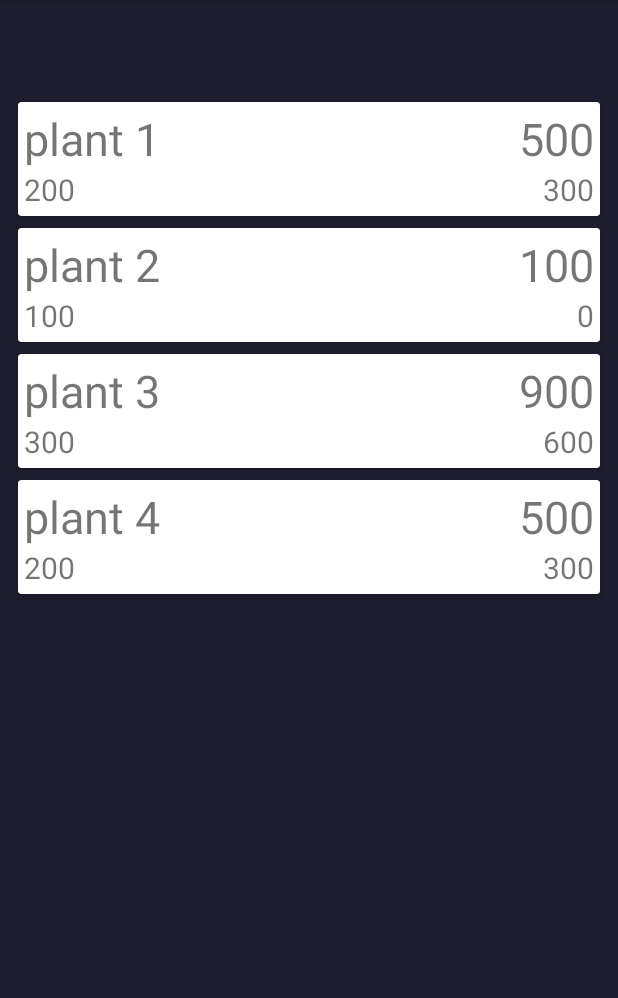
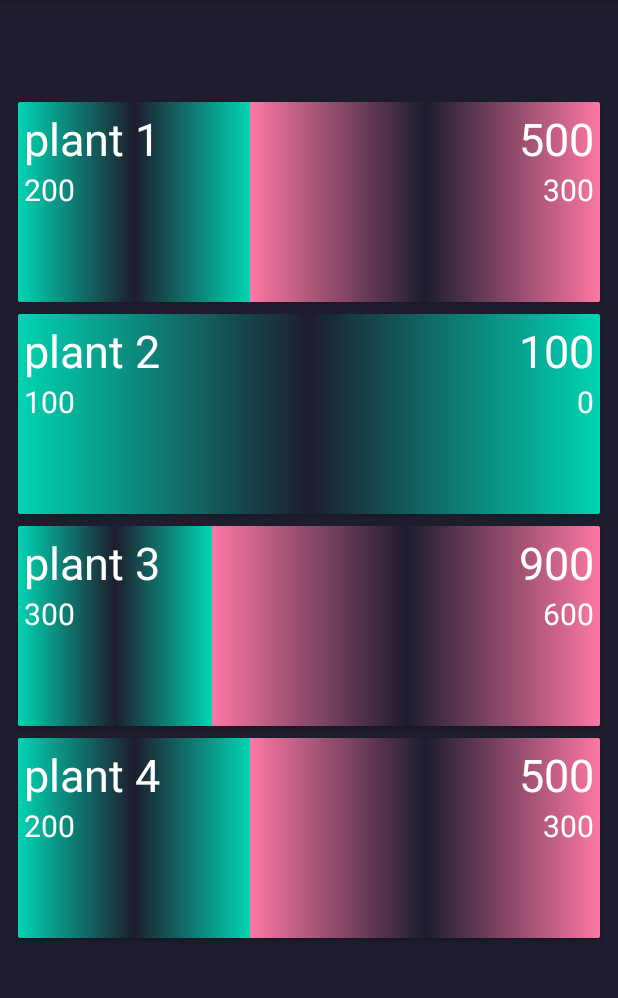
Before and after one commit to awadhawan18/Future-App, an Android app: the fragment PlantTab shown on its own in the app's theme, on a phone screen of 412 x 824 dp, the part 84-1082 px from its top. Run offline under Robolectric (Android 15) with nearby library versions, the phone set to English and light mode, and no system bars; our stand-ins replace Timber; libraries missing offline, so code that uses them is left out: top.defaults.drawabletoolbox; Roboto replaces fonts that are not available here; 1 statement that could not run was skipped.

Commit message:
moved from gradient to bars

```diff
--- a/app/src/main/java/com/futureapp/PlantAdapter.java
+++ b/app/src/main/java/com/futureapp/PlantAdapter.java
@@ -3,11 +3,9 @@ package com.futureapp;
 import android.content.Context;
 import android.graphics.Color;
 import android.graphics.drawable.Drawable;
-import android.graphics.drawable.GradientDrawable;
 import android.media.Image;
 import android.support.annotation.NonNull;
 import android.support.design.card.MaterialCardView;
-import android.support.v4.content.ContextCompat;
 import android.support.v7.widget.RecyclerView;
 import android.view.LayoutInflater;
 import android.view.View;
@@ -44,17 +42,21 @@ public class PlantAdapter extends RecyclerView.Adapter<PlantAdapter.MyViewHolder
         holder.renewable.setText(String.valueOf(plant.renewable));
         holder.nonrenewable.setText(String.valueOf(plant.nonrenewable));
 
-        Drawable drawable = new DrawableBuilder()
-                .rectangle()
-                .gradient()
-                .gradientType(GradientDrawable.)
-                .linearGradient()
-                .startColor(0xFF00FFFF)
-                .endColor(0xFFFF0000)
-                .ripple()
-                .build();
+        LinearLayout.LayoutParams params = new LinearLayout.LayoutParams(0,
+                200, (float) plant.renewable/plant.total);
+        holder.image_renewable.setLayoutParams(params);
+        holder.image_renewable.setImageResource(R.drawable.gradient_renewable);
 
-        holder.plantView.setBackground(drawable);
+        params = new LinearLayout.LayoutParams(0,
+                200, (float) plant.nonrenewable/plant.total);
+        holder.image_nonrenewable.setLayoutParams(params);
+        holder.image_nonrenewable.setImageResource(R.drawable.gradient_nonrenewable);
+
+//        android:type="linear"
+//        android:startColor="@color/green"
+//        android:endColor="@color/red"
+//        android:centerColor="@color/colorPrimaryDark"
+//        android:centerX="0.5"
     }
 
     @Override
@@ -65,8 +67,9 @@ public class PlantAdapter extends RecyclerView.Adapter<PlantAdapter.MyViewHolder
     static class MyViewHolder extends RecyclerView.ViewHolder {
         private TextView name;
         TextView total, renewable, nonrenewable;
-        LinearLayout plantView;
+        LinearLayout plantView, background_layout;
         MaterialCardView plantCard;
+        ImageView image_renewable, image_nonrenewable;
 
         MyViewHolder(View itemView) {
             super(itemView);
@@ -76,6 +79,9 @@ public class PlantAdapter extends RecyclerView.Adapter<PlantAdapter.MyViewHolder
             nonrenewable = itemView.findViewById(R.id.plant_nonrenewable);
             plantView = itemView.findViewById(R.id.plant_view);
             plantCard = itemView.findViewById(R.id.plant_card);
+            image_renewable = itemView.findViewById(R.id.image_renewable);
+            image_nonrenewable = itemView.findViewById(R.id.image_nonrenewable);
+            background_layout = itemView.findViewById(R.id.background_layout);
         }
     }
 }
--- /dev/null
+++ b/app/src/main/res/drawable/gradient_nonrenewable.xml
@@ -0,0 +1,11 @@
+<?xml version="1.0" encoding="utf-8"?>
+<shape xmlns:android="http://schemas.android.com/apk/res/android"
+    android:shape="rectangle">
+
+    <gradient
+        android:centerColor="@color/colorPrimaryDark"
+        android:endColor="@color/red"
+        android:startColor="@color/red"
+        android:type="linear" />
+
+</shape>
--- /dev/null
+++ b/app/src/main/res/drawable/gradient_renewable.xml
@@ -0,0 +1,11 @@
+<?xml version="1.0" encoding="utf-8"?>
+<shape xmlns:android="http://schemas.android.com/apk/res/android"
+    android:shape="rectangle">
+
+    <gradient
+        android:centerColor="@color/colorPrimaryDark"
+        android:endColor="@color/green"
+        android:startColor="@color/green"
+        android:type="linear" />
+
+</shape>
--- a/app/src/main/res/layout/item_plants_list.xml
+++ b/app/src/main/res/layout/item_plants_list.xml
@@ -7,12 +7,39 @@
     android:layout_height="wrap_content"
     android:layout_margin="@dimen/normal_padding">
 
+    <RelativeLayout
+        android:layout_width="match_parent"
+        android:layout_height="match_parent">
+
+        <LinearLayout
+            android:id="@+id/background_layout"
+            android:layout_width="match_parent"
+            android:layout_height="match_parent"
+            android:orientation="horizontal">
+
+            <ImageView
+                android:id="@+id/image_renewable"
+                android:layout_width="0dp"
+                android:layout_height="match_parent"
+                android:background="@drawable/gradient_renewable"
+                tools:ignore="ContentDescription,Suspicious0dp" />
+
+            <ImageView
+                android:id="@+id/image_nonrenewable"
+                android:layout_width="0dp"
+                android:layout_height="match_parent"
+                android:background="@drawable/gradient_nonrenewable"
+                tools:ignore="ContentDescription,Suspicious0dp" />
+
+        </LinearLayout>
+
         <LinearLayout
             android:id="@+id/plant_view"
             android:layout_width="match_parent"
             android:layout_height="wrap_content"
             android:orientation="vertical"
-        android:padding="4dp">
+            android:gravity="center_vertical"
+            android:padding="@dimen/normal_padding">
 
             <LinearLayout
                 android:layout_width="match_parent"
@@ -25,19 +52,19 @@
                     android:layout_height="wrap_content"
                     android:textSize="30sp"
                     app:fontFamily="@font/amiko_semibold"
+                    android:textColor="@android:color/white"
                     tools:ignore="Suspicious0dp" />
-            <!--android:textColor="@android:color/white"-->
 
                 <TextView
                     android:id="@+id/plant_capacity_text_view"
                     android:layout_width="0dp"
                     android:layout_height="wrap_content"
-                android:layout_weight="1"
                     android:textAlignment="viewEnd"
                     android:textSize="30sp"
+                    android:layout_weight="1"
                     app:fontFamily="@font/amiko_semibold"
+                    android:textColor="@android:color/white"
                     tools:ignore="Suspicious0dp" />
-            <!--android:textColor="@android:color/white"-->
 
             </LinearLayout>
 
@@ -52,22 +79,24 @@
                     android:layout_height="wrap_content"
                     android:textSize="20sp"
                     app:fontFamily="@font/amiko_semibold"
+                    android:textColor="@android:color/white"
                     tools:ignore="Suspicious0dp" />
-            <!--android:textColor="@android:color/white"-->
 
                 <TextView
                     android:id="@+id/plant_nonrenewable"
                     android:layout_width="0dp"
                     android:layout_height="wrap_content"
+                    android:textAlignment="viewEnd"
                     android:layout_weight="1"
-                android:textAlignment="viewEnd"
                     android:textSize="20sp"
                     app:fontFamily="@font/amiko_semibold"
+                    android:textColor="@android:color/white"
                     tools:ignore="Suspicious0dp" />
-            <!--android:textColor="@android:color/white"-->
 
             </LinearLayout>
 
         </LinearLayout>
 
+    </RelativeLayout>
+
 </android.support.design.card.MaterialCardView>
```
Lines whose indentation alone changed are shown as unchanged.
